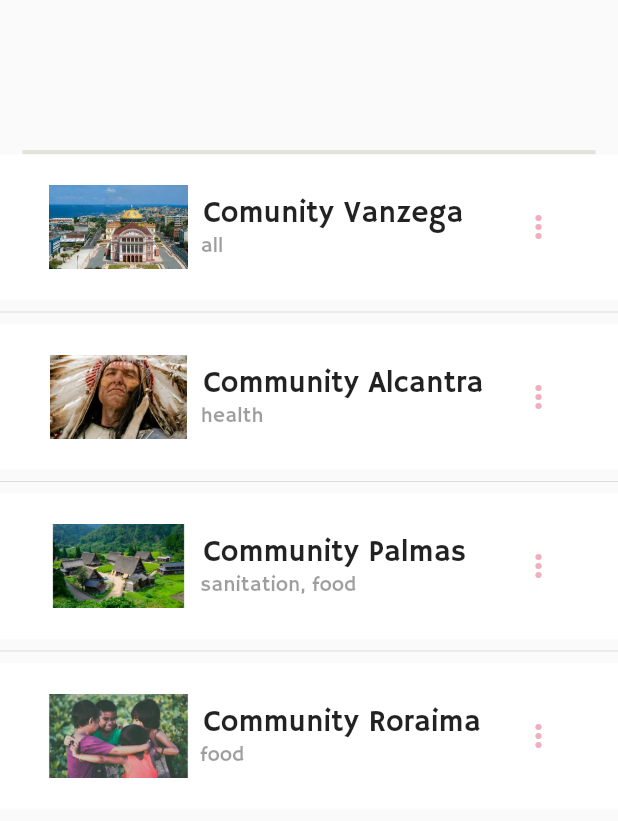
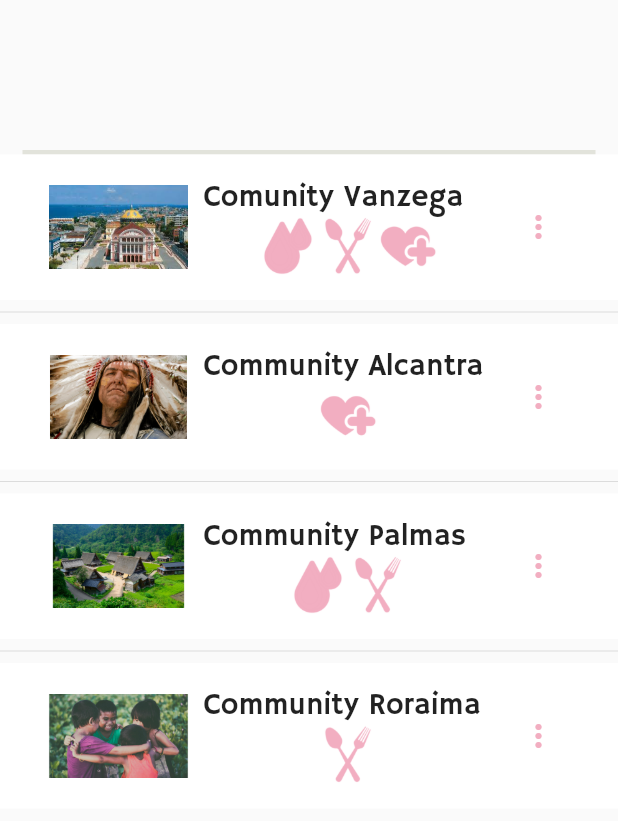
Before and after one commit to manbbo/call_for_help, a Flutter app: the CommunitiesList widget shown alone on an empty page, opened directly, on a phone screen of 412 x 824 dp. Shown: the top 821 px of the screen. Run offline on Flutter 3.47's test engine with Material 2 defaults, Android fonts, the phone set to English and light mode, and no system bars; our stand-ins replace google_maps_flutter, webview_flutter.

Commit message:
Ajustado perfil de Sponsor - criado dois widgets Mockup que mostram uma lista de comunidades e o perfil ao clicar na comunidade escolhida

```diff
--- a/lib/communitylist.dart
+++ b/lib/communitylist.dart
@@ -13,12 +13,56 @@ class CommunitiesList extends StatefulWidget{
 }
 
 class _CommunitiesListState extends State<CommunitiesList> {
+  final List<String> entries = ['Comunity Vanzega', 'Community Alcantra', 'Community Palmas','Community Roraima'],
+      images = ['5', '4', '6', '3'];
+  final List<Widget> subtitles=[
+    new Row(
+      children: <Widget>[
+        new Container(
+          width: 40,
+          height: 40,
+          child: Image.asset('assets/images/sanitation.png'),
+        ),
+        new Container(
+          width: 40,
+          height: 40,
+          child: Image.asset('assets/images/food.png'),
+        ),
+        new Container(
+          width: 40,
+          height: 40,
+          child: Image.asset('assets/images/health.png'),
+        ),
+      ],
+    ),
+    new Container(
+      width: 40,
+      height: 40,
+      child: Image.asset('assets/images/health.png'),
+    ),
+    new Row(children: <Widget>[
+      new Container(
+        width: 40,
+        height: 40,
+        child: Image.asset('assets/images/sanitation.png'),
+      ),
+      new Container(
+        width: 40,
+        height: 40,
+        child: Image.asset('assets/images/food.png'),
+      ),
+    ],),
+    new Container(
+      width: 40,
+      height: 40,
+      child: Image.asset('assets/images/food.png'),
+    ),
+  ];
+
+  final List<int> colorCodes = <int>[40, 40, 40,40];
+
   @override
   Widget build(BuildContext context) {
-    final List<String> entries = ['Comunity Vanzega', 'Community Alcantra', 'Community Palmas','Community Roraima'],
-        subtitles=['all', "health", 'sanitation, food','food'],
-        images = ['5', '4', '6', '3'];
-    final List<int> colorCodes = <int>[40, 40, 40,40];
     return new Stack(
       children: <Widget>[
         new Positioned(
@@ -66,11 +110,7 @@ class _CommunitiesListState extends State<CommunitiesList> {
                             child: Text(' ${entries[index]}', style: TextStyle(fontSize: 20),
                               softWrap: true, textAlign: TextAlign.left,),
                           ),
-                          new Container(
-                            width: MediaQuery.of(context).size.width/2,
-                            child: Text(' ${subtitles[index]}', style: TextStyle(color: Colors.black38, ),
-                              softWrap: true, textAlign: TextAlign.left,),
-                          )
+                          subtitles[index]
                         ],
                       ),
                       new Container(
```
